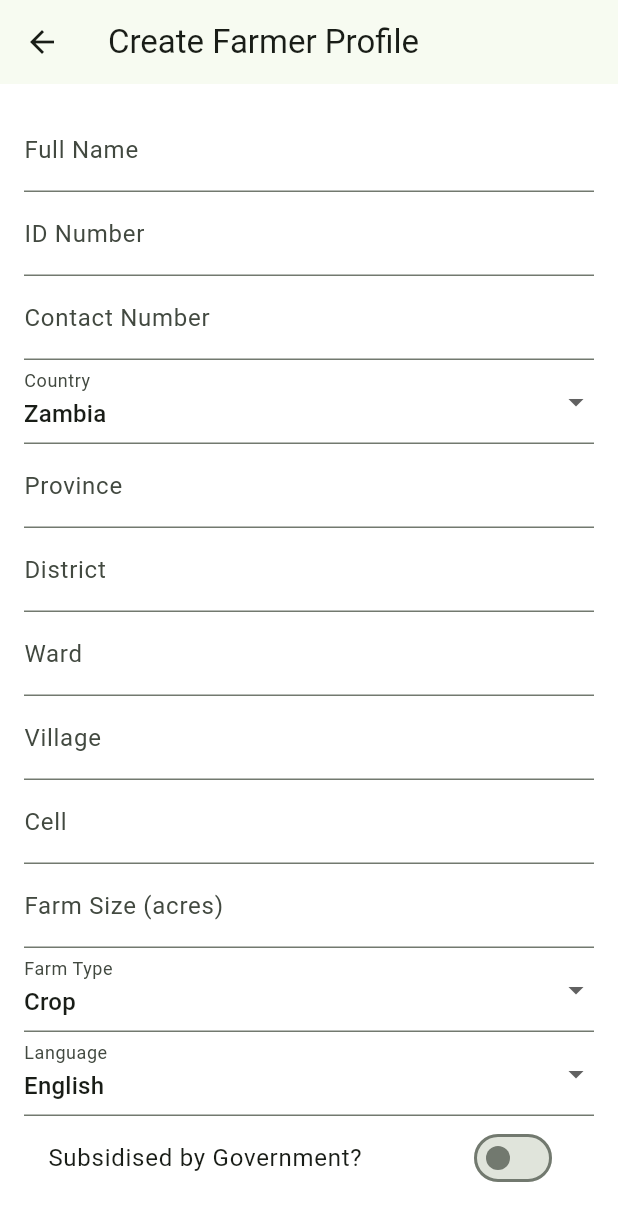
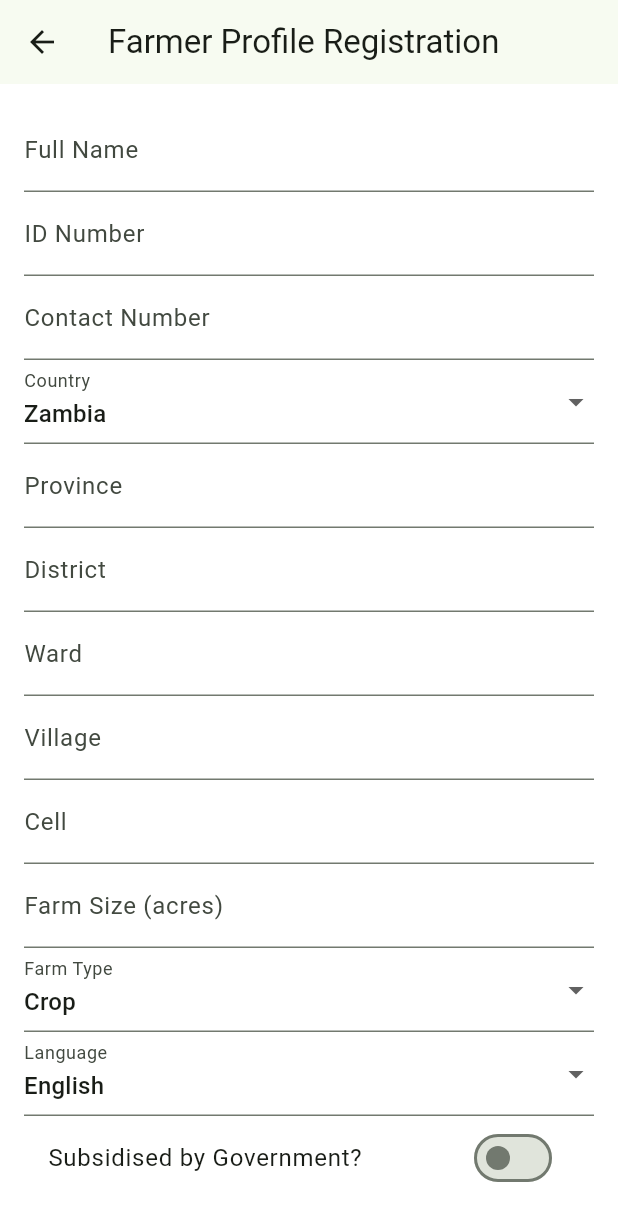
Before and after one commit to smwaingeni-ai/agrix_africa_adt2025, a Flutter app: the FarmerProfileScreen screen opened by its route, on a phone screen of 412 x 824 dp. Shown: the top 1221 px of the screen. Run offline on Flutter 3.47's test engine with Material 3 defaults, Android fonts, the phone set to English and light mode, and no system bars; our stand-ins replace file_picker, image_picker, qr_flutter, share_plus; accounts and stored records are empty; statements that could not run were skipped.

Commit message:
Update farmer_profile_screen.dart

```diff
--- a/lib/screens/farmer_profile_screen.dart
+++ b/lib/screens/farmer_profile_screen.dart
@@ -1,3 +1,4 @@
+import 'dart:convert';
 import 'dart:io';
 import 'dart:typed_data';
 import 'package:flutter/foundation.dart';
@@ -7,6 +8,7 @@ import 'package:file_picker/file_picker.dart';
 import 'package:path_provider/path_provider.dart';
 import 'package:path/path.dart' as path;
 import 'package:uuid/uuid.dart';
+import 'package:qr_flutter/qr_flutter.dart';
 import '../models/farmer_profile.dart';
 import '../services/profile_service.dart';
 
@@ -35,7 +37,8 @@ class _FarmerProfileScreenState extends State<FarmerProfileScreen> {
   String language = 'English';
   double farmSize = 0.0;
   String? photoPath;
-  Uint8List? webImageBytes; // ✅ for preview in web
+  String? qrImagePath;
+  Uint8List? webImageBytes;
 
   List<String> countries = ['Zambia', 'Zimbabwe', 'Kenya'];
   List<String> farmTypes = ['Crop', 'Livestock', 'Mixed'];
@@ -44,10 +47,7 @@ class _FarmerProfileScreenState extends State<FarmerProfileScreen> {
   Future<void> _pickImage() async {
     try {
       if (kIsWeb) {
-        final result = await FilePicker.platform.pickFiles(
-          type: FileType.image,
-          withData: true,
-        );
+        final result = await FilePicker.platform.pickFiles(type: FileType.image, withData: true);
         if (result != null && result.files.single.bytes != null) {
           final fileName = result.files.single.name;
           final bytes = result.files.single.bytes!;
@@ -76,12 +76,37 @@ class _FarmerProfileScreenState extends State<FarmerProfileScreen> {
     }
   }
 
+  Future<void> _generateAndSaveQR(String farmerId, String name, String nationalId) async {
+    final qrData = json.encode({'id': farmerId, 'name': name, 'nationalId': nationalId});
+    final painter = QrPainter(
+      data: qrData,
+      version: QrVersions.auto,
+      gapless: true,
+      color: const Color(0xFF000000),
+      emptyColor: const Color(0xFFFFFFFF),
+    );
+
+    final dir = await getApplicationDocumentsDirectory();
+    final qrPath = '${dir.path}/$farmerId-qr.png';
+
+    final picData = await painter.toImageData(300, format: ImageByteFormat.png);
+    final buffer = picData!.buffer.asUint8List();
+    await File(qrPath).writeAsBytes(buffer);
+
+    setState(() {
+      qrImagePath = qrPath;
+    });
+  }
+
   void _saveProfile() async {
     if (_formKey.currentState!.validate()) {
       _formKey.currentState!.save();
 
+      final farmerId = _uuid.v4();
+      await _generateAndSaveQR(farmerId, fullName, idNumber);
+
       final profile = FarmerProfile(
-        farmerId: _uuid.v4(),
+        farmerId: farmerId,
         fullName: fullName,
         idNumber: idNumber,
         contactNumber: contactNumber,
@@ -96,15 +121,15 @@ class _FarmerProfileScreenState extends State<FarmerProfileScreen> {
         subsidised: subsidised,
         language: language,
         createdAt: DateTime.now(),
-        qrImagePath: null,
-        photoPath: photoPath, // ✅ ensures it's saved
+        photoPath: photoPath,
+        qrImagePath: qrImagePath,
       );
 
       await ProfileService.saveProfile(profile);
 
       if (context.mounted) {
         ScaffoldMessenger.of(context).showSnackBar(
-          const SnackBar(content: Text('Profile saved successfully!')),
+          const SnackBar(content: Text('✅ Profile saved with QR Code')),
         );
         Navigator.pop(context);
       }
@@ -114,7 +139,7 @@ class _FarmerProfileScreenState extends State<FarmerProfileScreen> {
   @override
   Widget build(BuildContext context) {
     return Scaffold(
-      appBar: AppBar(title: const Text('Create Farmer Profile')),
+      appBar: AppBar(title: const Text('Farmer Profile Registration')),
       body: Padding(
         padding: const EdgeInsets.all(16),
         child: Form(
@@ -123,80 +148,61 @@ class _FarmerProfileScreenState extends State<FarmerProfileScreen> {
             children: [
               TextFormField(
                 decoration: const InputDecoration(labelText: 'Full Name'),
-                validator: (value) =>
-                    value == null || value.isEmpty ? 'Required' : null,
-                onSaved: (value) => fullName = value!,
+                validator: (val) => val == null || val.isEmpty ? 'Required' : null,
+                onSaved: (val) => fullName = val!,
               ),
               TextFormField(
                 decoration: const InputDecoration(labelText: 'ID Number'),
-                validator: (value) =>
-                    value == null || value.isEmpty ? 'Required' : null,
-                onSaved: (value) => idNumber = value!,
+                validator: (val) => val == null || val.isEmpty ? 'Required' : null,
+                onSaved: (val) => idNumber = val!,
               ),
               TextFormField(
                 decoration: const InputDecoration(labelText: 'Contact Number'),
-                onSaved: (value) => contactNumber = value ?? '',
+                onSaved: (val) => contactNumber = val ?? '',
               ),
-              DropdownButtonFormField<String>(
+              DropdownButtonFormField(
                 decoration: const InputDecoration(labelText: 'Country'),
                 value: country,
-                items: countries
-                    .map((c) => DropdownMenuItem(value: c, child: Text(c)))
-                    .toList(),
-                onChanged: (value) => setState(() => country = value!),
+                items: countries.map((c) => DropdownMenuItem(value: c, child: Text(c))).toList(),
+                onChanged: (val) => setState(() => country = val!),
               ),
               TextFormField(
                 decoration: const InputDecoration(labelText: 'Province'),
-                validator: (value) =>
-                    value == null || value.isEmpty ? 'Required' : null,
-                onSaved: (value) => province = value!,
+                validator: (val) => val == null || val.isEmpty ? 'Required' : null,
+                onSaved: (val) => province = val!,
               ),
+              TextFormField(decoration: const InputDecoration(labelText: 'District'), onSaved: (v) => district = v ?? ''),
+              TextFormField(decoration: const InputDecoration(labelText: 'Ward'), onSaved: (v) => ward = v ?? ''),
+              TextFormField(decoration: const InputDecoration(labelText: 'Village'), onSaved: (v) => village = v ?? ''),
+              TextFormField(decoration: const InputDecoration(labelText: 'Cell'), onSaved: (v) => cell = v ?? ''),
               TextFormField(
-                  decoration: const InputDecoration(labelText: 'District'),
-                  onSaved: (v) => district = v ?? ''),
-              TextFormField(
-                  decoration: const InputDecoration(labelText: 'Ward'),
-                  onSaved: (v) => ward = v ?? ''),
-              TextFormField(
-                  decoration: const InputDecoration(labelText: 'Village'),
-                  onSaved: (v) => village = v ?? ''),
-              TextFormField(
-                  decoration: const InputDecoration(labelText: 'Cell'),
-                  onSaved: (v) => cell = v ?? ''),
-              TextFormField(
-                decoration:
-                    const InputDecoration(labelText: 'Farm Size (acres)'),
+                decoration: const InputDecoration(labelText: 'Farm Size (acres)'),
                 keyboardType: TextInputType.number,
-                validator: (value) =>
-                    value == null || value.isEmpty ? 'Required' : null,
-                onSaved: (value) => farmSize = double.tryParse(value!) ?? 0.0,
+                validator: (val) => val == null || val.isEmpty ? 'Required' : null,
+                onSaved: (val) => farmSize = double.tryParse(val!) ?? 0.0,
               ),
-              DropdownButtonFormField<String>(
+              DropdownButtonFormField(
                 decoration: const InputDecoration(labelText: 'Farm Type'),
                 value: farmType,
-                items: farmTypes
-                    .map((f) => DropdownMenuItem(value: f, child: Text(f)))
-                    .toList(),
-                onChanged: (value) => setState(() => farmType = value!),
+                items: farmTypes.map((f) => DropdownMenuItem(value: f, child: Text(f))).toList(),
+                onChanged: (val) => setState(() => farmType = val!),
               ),
-              DropdownButtonFormField<String>(
+              DropdownButtonFormField(
                 decoration: const InputDecoration(labelText: 'Language'),
                 value: language,
-                items: languages
-                    .map((l) => DropdownMenuItem(value: l, child: Text(l)))
-                    .toList(),
-                onChanged: (value) => setState(() => language = value!),
+                items: languages.map((l) => DropdownMenuItem(value: l, child: Text(l))).toList(),
+                onChanged: (val) => setState(() => language = val!),
               ),
               SwitchListTile(
                 title: const Text('Subsidised by Government?'),
                 value: subsidised,
-                onChanged: (value) => setState(() => subsidised = value),
+                onChanged: (val) => setState(() => subsidised = val),
               ),
-              const SizedBox(height: 12),
+              const SizedBox(height: 10),
               ElevatedButton.icon(
+                icon: const Icon(Icons.camera_alt),
+                label: const Text("Capture or Upload Photo"),
                 onPressed: _pickImage,
-                icon: const Icon(Icons.camera_alt),
-                label: const Text("Capture or Upload Farmer Photo"),
               ),
               if (photoPath != null || webImageBytes != null)
                 Padding(
@@ -205,11 +211,20 @@ class _FarmerProfileScreenState extends State<FarmerProfileScreen> {
                       ? Image.memory(webImageBytes!, height: 120)
                       : Image.file(File(photoPath!), height: 120),
                 ),
-              const SizedBox(height: 16),
+              const SizedBox(height: 10),
               ElevatedButton(
                 onPressed: _saveProfile,
                 child: const Text('Save Profile'),
               ),
+              if (qrImagePath != null)
+                Column(
+                  children: [
+                    const SizedBox(height: 16),
+                    const Text('QR Code:', style: TextStyle(fontWeight: FontWeight.bold)),
+                    const SizedBox(height: 8),
+                    Image.file(File(qrImagePath!), height: 120),
+                  ],
+                ),
             ],
           ),
         ),
```
